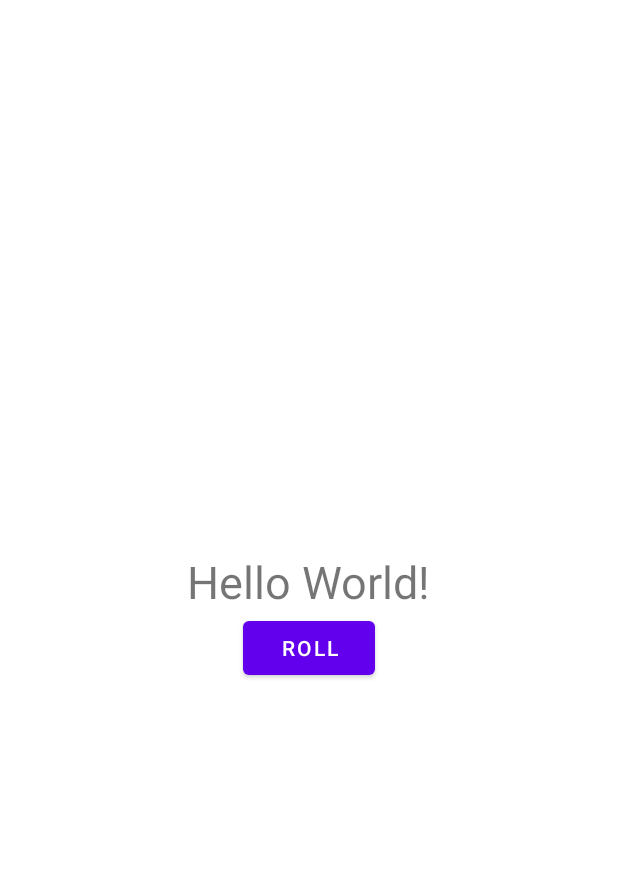
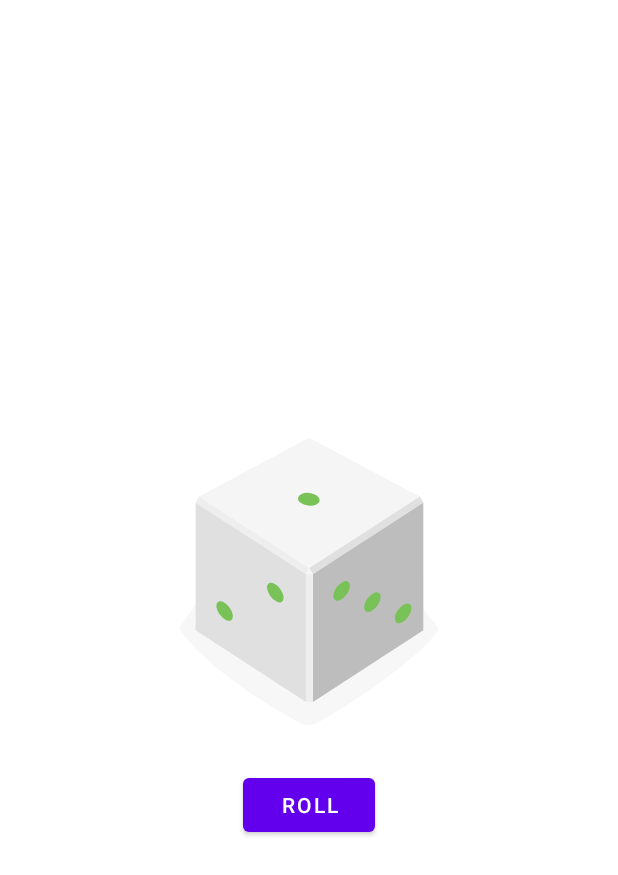
Before and after one commit to SOPT-HouseParty/YoungJin, an Android app: the layout activity_main.xml on its own in the app's theme, with its tools: preview values and no code run, on a phone screen of 412 x 824 dp. Shown: the top 875 px of the screen. Run offline under Robolectric (Android 15) with nearby library versions, the phone set to English and light mode, and no system bars.

Commit message:
[feat] findViewById를 사용한 주사위 예제 구현

```diff
--- a/app/src/main/res/layout/activity_main.xml
+++ b/app/src/main/res/layout/activity_main.xml
@@ -8,18 +8,15 @@
     android:orientation="vertical"
     tools:context=".MainActivity">
 
-    <TextView
+    <ImageView
+        android:id="@+id/dice_image"
         android:layout_width="wrap_content"
         android:layout_height="wrap_content"
         android:layout_gravity="center_horizontal"
-        android:text="Hello World!"
-        android:textSize="30sp"
-        app:layout_constraintBottom_toBottomOf="parent"
-        app:layout_constraintEnd_toEndOf="parent"
-        app:layout_constraintStart_toStartOf="parent"
-        app:layout_constraintTop_toTopOf="parent" />
+        android:src="@drawable/dice_1" />
 
     <Button
+        android:id="@+id/roll_button"
         android:layout_width="wrap_content"
         android:layout_height="wrap_content"
         android:layout_gravity="center_horizontal"
```
Also changed, not shown: app/src/main/java/org/sopt/diceroller/MainActivity.kt (+28 -1 lines).
